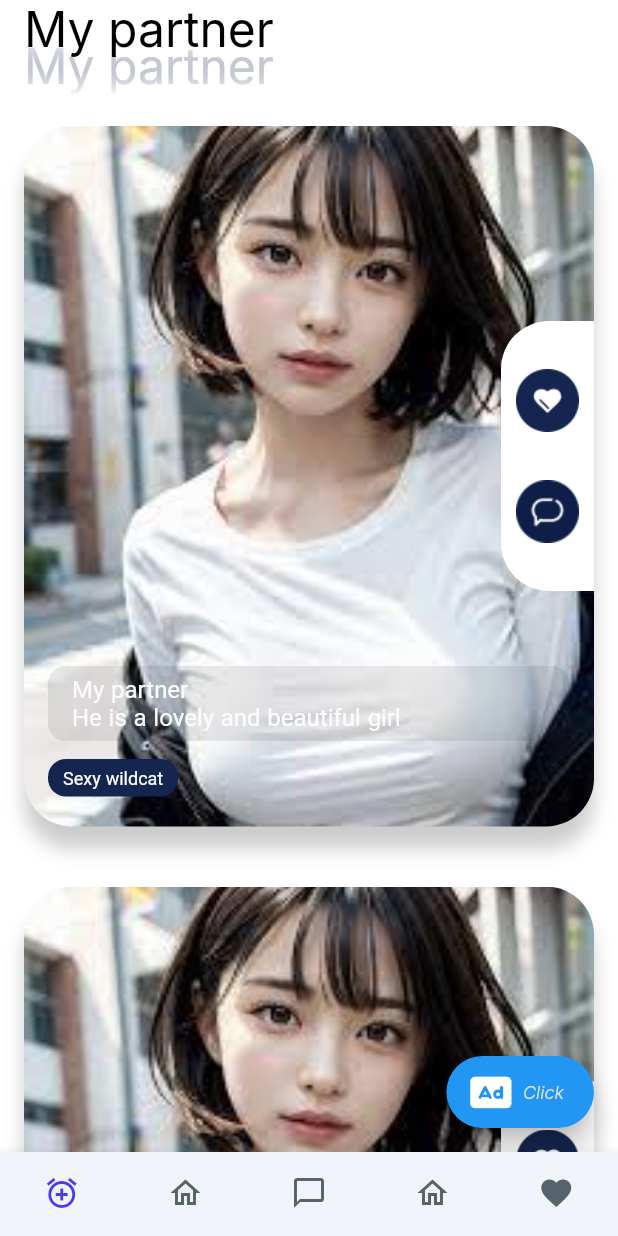
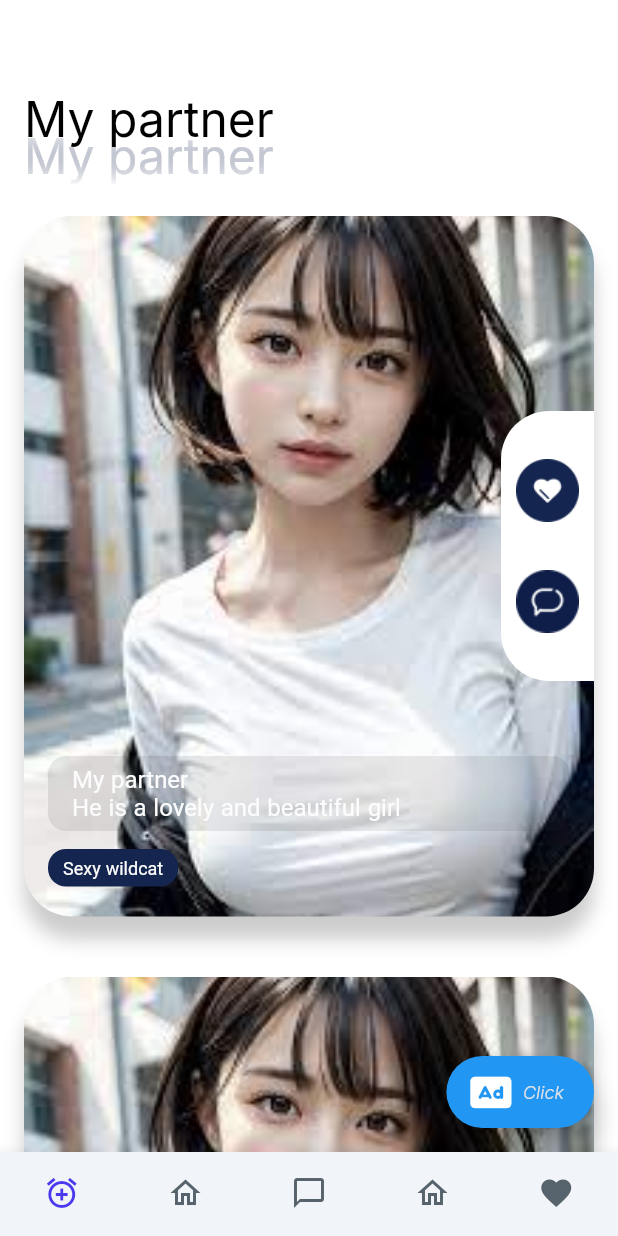
Before and after one commit to Lxymeteor/flutterflowDemo, a Flutter app: the screen it shows after launch, on a phone screen of 412 x 824 dp. Run offline on Flutter 3.47's test engine with Material 3 defaults, Android fonts, the phone set to English and light mode, and no system bars; drawn by our look-alikes of simple_gradient_text; our stand-ins replace auto_size_text, cached_network_image, dropdown_button2, font_awesome_flutter, from_css_color, go_router and 4 more; missing offline and left inert: json_path.

Commit message:
Updating to latest FlutterFlow output.

```diff
--- a/lib/pages/index_page/index_page_widget.dart
+++ b/lib/pages/index_page/index_page_widget.dart
@@ -57,8 +57,8 @@ class _IndexPageWidgetState extends State<IndexPageWidget> {
                 ),
           ),
         ),
-        body: SafeArea(
-          top: true,
+        body: Padding(
+          padding: const EdgeInsetsDirectional.fromSTEB(0.0, 60.0, 0.0, 0.0),
           child: SingleChildScrollView(
             child: Column(
               mainAxisSize: MainAxisSize.max,
--- a/lib/pages/like_page/like_page_widget.dart
+++ b/lib/pages/like_page/like_page_widget.dart
@@ -40,8 +40,8 @@ class _LikePageWidgetState extends State<LikePageWidget> {
       child: Scaffold(
         key: scaffoldKey,
         backgroundColor: Colors.white,
-        body: SafeArea(
-          top: true,
+        body: Padding(
+          padding: const EdgeInsetsDirectional.fromSTEB(0.0, 60.0, 0.0, 0.0),
           child: Column(
             mainAxisSize: MainAxisSize.max,
             crossAxisAlignment: CrossAxisAlignment.start,
--- a/lib/pages/message_page/message_page_widget.dart
+++ b/lib/pages/message_page/message_page_widget.dart
@@ -41,8 +41,8 @@ class _MessagePageWidgetState extends State<MessagePageWidget> {
       child: Scaffold(
         key: scaffoldKey,
         backgroundColor: Colors.white,
-        body: SafeArea(
-          top: true,
+        body: Padding(
+          padding: const EdgeInsetsDirectional.fromSTEB(0.0, 60.0, 0.0, 0.0),
           child: Column(
             mainAxisSize: MainAxisSize.max,
             children: [
```
Also changed, not shown: lib/pages/creative_page/creative_page_widget.dart (+4 -4 lines).
